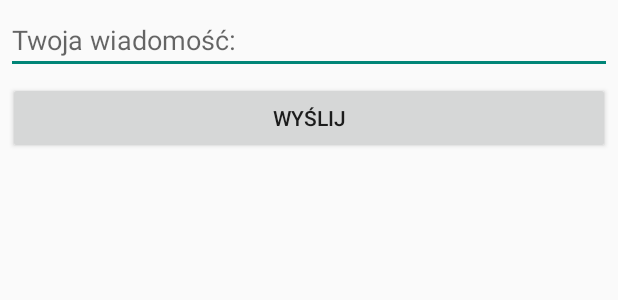
After one commit to igoro00/CalculatorMultiplayer, an Android app: the layout dialog_template.xml on its own in the app's theme, with its tools: preview values and no code run, on a phone screen of 412 x 824 dp. The commit adds this screen. Shown: the top 300 px of the screen. Run offline under Robolectric (Android 15) with nearby library versions, the light colour scheme and no system bars.

Commit message:
Added messaging system and fixed one calculation-related bug

```diff
--- a/app/src/main/res/layout/activity_main.xml
+++ b/app/src/main/res/layout/activity_main.xml
@@ -349,6 +349,7 @@
         android:background="@drawable/sqr_button_shape"
         android:gravity="center"
         android:text="JP2"
+        android:longClickable="true"
         android:textAlignment="center"
         android:textColor="@color/text"
         android:textSize="30dp"
--- /dev/null
+++ b/app/src/main/res/layout/dialog_template.xml
@@ -0,0 +1,20 @@
+<?xml version="1.0" encoding="utf-8"?>
+<LinearLayout xmlns:android="http://schemas.android.com/apk/res/android"
+    android:orientation="vertical" android:layout_width="match_parent"
+    android:layout_height="wrap_content">
+    <EditText
+        android:layout_width="match_parent"
+        android:layout_height="match_parent"
+        android:layout_margin="4dp"
+        android:hint="Twoja wiadomość:"
+        android:id="@+id/write"/>
+    <Button
+        android:layout_width="match_parent"
+        android:layout_height="match_parent"
+        android:text="@string/dialog_send_button_text"
+        android:id="@+id/sendButton"
+        android:layout_gravity="center"
+        android:layout_marginBottom="5dp"
+        android:layout_marginTop="1dp"
+        android:layout_marginHorizontal="5dp"/>
+</LinearLayout>
--- a/app/src/main/res/values/strings.xml
+++ b/app/src/main/res/values/strings.xml
@@ -2,4 +2,5 @@
     <string name="app_name">Calculator Multiplayer</string>
     <string name="edittext_hint"><font size="36">wpisz se cos</font></string>
     <string name="title_activity_choose_side">chooseSide</string>
+    <string name="dialog_send_button_text">Wyślij</string>
 </resources>
```
Also changed, not shown: app/src/main/java/com/example/calculatormultiplayer/MainActivity.java (+28 -3 lines).
